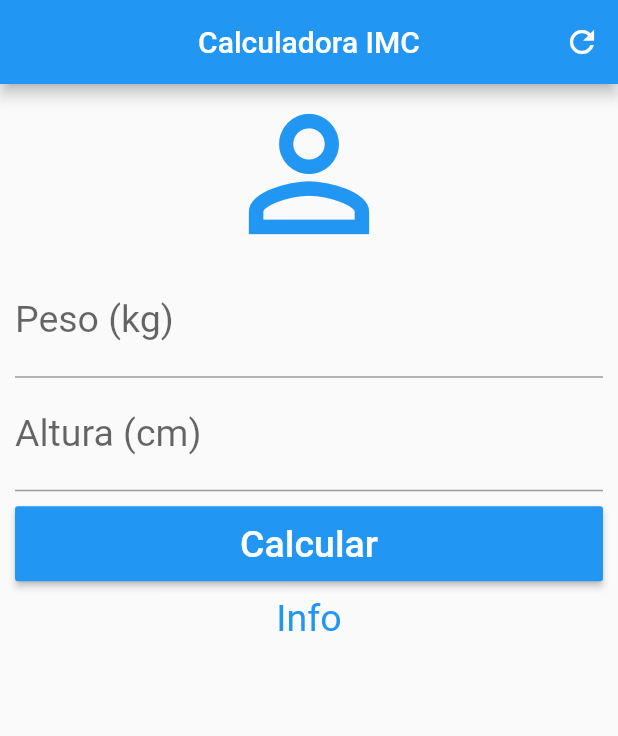
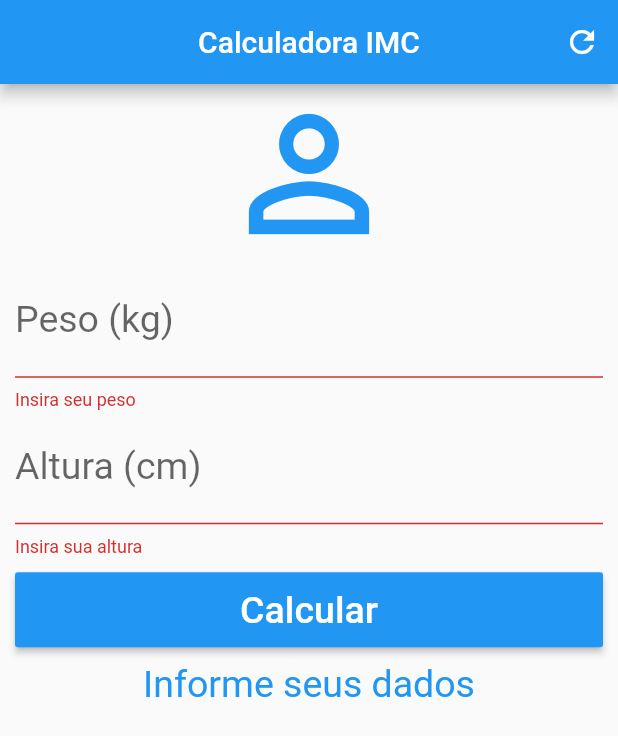
Before and after one commit to thiago-miranda/calculo_imc_D, a Flutter app: the screen it shows after launch, after a tap on "Calcular", on a phone screen of 412 x 824 dp. Shown: the top 736 px of the screen. Run offline on Flutter 3.47's test engine with Material 2 defaults, Android fonts, the phone set to English and light mode, and no system bars.

```diff
--- a/lib/main.dart
+++ b/lib/main.dart
@@ -19,7 +19,54 @@ class MyApp extends StatelessWidget {
   }
 }
 
-class Home extends StatelessWidget {
+class Home extends StatefulWidget {
+  @override
+  _HomeState createState() => _HomeState();
+}
+
+class _HomeState extends State<Home> {
+  TextEditingController weightController = TextEditingController();
+  TextEditingController heightController = TextEditingController();
+
+  GlobalKey<FormState> _formKey = GlobalKey<FormState>();
+
+  String _infoText = "Informe seus dados";
+
+  void _resetFields() {
+    weightController.text = "";
+    heightController.text = "";
+    setState(() {
+      _infoText = "Informe seus dados";
+      _formKey = GlobalKey<FormState>();
+      //_formKey.currentState.reset();
+    });
+  }
+
+  void _calculate() {
+    double weight = double.parse(weightController.text);
+    double height = double.parse(heightController.text) / 100;
+    double imc = weight / (height * height);
+    String textTemp = "";
+
+    if (imc < 18.6) {
+      textTemp = "Abaixo do peso (${imc.toStringAsPrecision(3)})";
+    } else if (imc >= 18.6 && imc < 24.9) {
+      textTemp = "Peso ideal (${imc.toStringAsPrecision(3)})";
+    } else if (imc >= 24.9 && imc < 29.9) {
+      textTemp = "Levemente acima do peso (${imc.toStringAsPrecision(3)})";
+    } else if (imc >= 29.9 && imc < 34.9) {
+      textTemp = "Obesidade Grau I (${imc.toStringAsPrecision(3)})";
+    } else if (imc >= 34.9 && imc < 39.9) {
+      textTemp = "Obesidade Grau II (${imc.toStringAsPrecision(3)})";
+    } else if (imc >= 40) {
+      textTemp = "Obesidade Grau III (${imc.toStringAsPrecision(3)})";
+    }
+
+    setState(() {
+      _infoText = textTemp;
+    });
+  }
+
   @override
   Widget build(BuildContext context) {
     return Scaffold(
@@ -27,16 +74,18 @@ class Home extends StatelessWidget {
           title: Text("Calculadora IMC"),
           centerTitle: true,
           actions: <Widget>[
-            IconButton(icon: Icon(Icons.refresh), onPressed: () {}),
+            IconButton(icon: Icon(Icons.refresh), onPressed: _resetFields),
           ],
         ),
         body: SingleChildScrollView(
           padding: EdgeInsets.fromLTRB(10, 0, 10, 0),
+          child: Form(
+            key: _formKey,
             child: Column(
               crossAxisAlignment: CrossAxisAlignment.stretch,
               children: <Widget>[
                 Icon(Icons.person_outline, size: 120.0, color: Colors.blue),
-              TextField(
+                TextFormField(
                   keyboardType: TextInputType.number,
                   decoration: InputDecoration(
                     labelText: "Peso (kg)",
@@ -46,8 +95,16 @@ class Home extends StatelessWidget {
                     color: Colors.blue,
                     fontSize: 25.0,
                   ),
+                  controller: weightController,
+                  validator: (value) {
+                    if (value.isEmpty) {
+                      return "Insira seu peso";
+                    } else {
+                      return null;
+                    }
+                  },
                 ),
-              TextField(
+                TextFormField(
                   keyboardType: TextInputType.number,
                   decoration: InputDecoration(
                     labelText: "Altura (cm)",
@@ -57,24 +114,37 @@ class Home extends StatelessWidget {
                     color: Colors.blue,
                     fontSize: 25.0,
                   ),
+                  controller: heightController,
+                  validator: (value) {
+                    if (value.isEmpty) {
+                      return "Insira sua altura";
+                    } else {
+                      return null;
+                    }
+                  },
                 ),
                 Padding(
                   padding: EdgeInsets.only(top: 10, bottom: 10),
                   child: Container(
                     height: 50,
                     child: RaisedButton(
-                    onPressed: () {},
+                      onPressed: () {
+                        if (_formKey.currentState.validate()) {
+                          _calculate();
+                        }
+                      },
                       child: Text("Calcular",
                           style: TextStyle(color: Colors.white, fontSize: 25)),
                       color: Colors.blue,
                     ),
                   ),
                 ),
-              Text("Info",
+                Text(_infoText,
                     textAlign: TextAlign.center,
                     style: TextStyle(color: Colors.blue, fontSize: 25)),
               ],
             ),
+          ),
         ));
   }
 }
```
Lines whose indentation alone changed are shown as unchanged.
